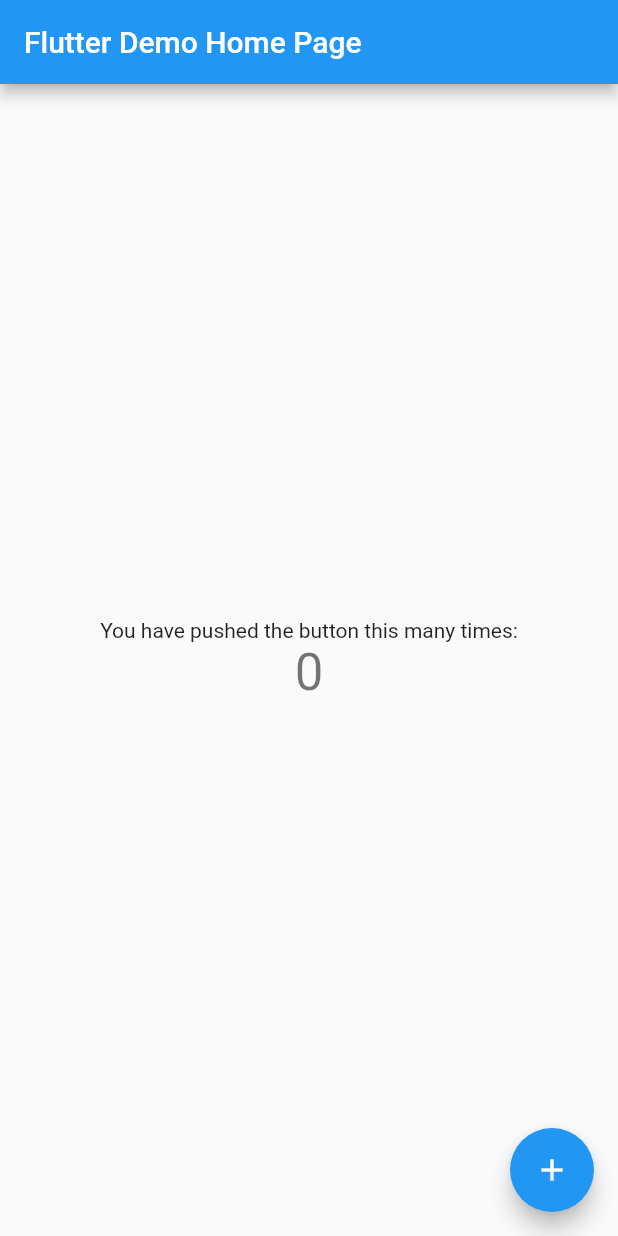
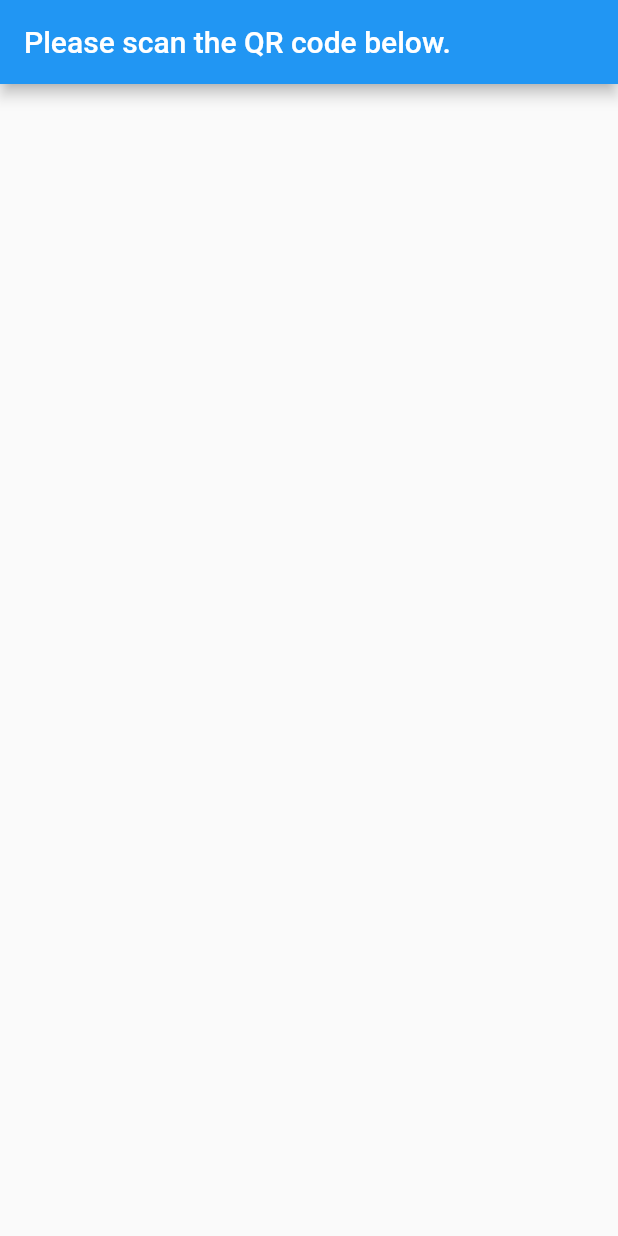
Before and after one commit to SDP-2023-G8/courier-service, a Flutter app: the screen it shows after launch, on a phone screen of 412 x 824 dp. Run offline on Flutter 3.47's test engine with Material 2 defaults, Android fonts, the phone set to English and light mode, and no system bars; our stand-ins replace qr_flutter.

Commit message:
initial setup

```diff
--- a/courier_web_app/lib/main.dart
+++ b/courier_web_app/lib/main.dart
@@ -1,115 +1,50 @@
 import 'package:flutter/material.dart';
+import 'package:qr_flutter/qr_flutter.dart';
 
 void main() {
   runApp(const MyApp());
 }
 
 class MyApp extends StatelessWidget {
-  const MyApp({Key? key}) : super(key: key);
+  const MyApp();
 
   // This widget is the root of your application.
   @override
   Widget build(BuildContext context) {
     return MaterialApp(
-      title: 'Flutter Demo',
+      title: 'InBoX QR Code',
       theme: ThemeData(
-        // This is the theme of your application.
-        //
-        // Try running your application with "flutter run". You'll see the
-        // application has a blue toolbar. Then, without quitting the app, try
-        // changing the primarySwatch below to Colors.green and then invoke
-        // "hot reload" (press "r" in the console where you ran "flutter run",
-        // or simply save your changes to "hot reload" in a Flutter IDE).
-        // Notice that the counter didn't reset back to zero; the application
-        // is not restarted.
         primarySwatch: Colors.blue,
       ),
-      home: const MyHomePage(title: 'Flutter Demo Home Page'),
+      home: const MyHomePage('Please scan the QR code below.'),
     );
   }
 }
 
-class MyHomePage extends StatefulWidget {
-  const MyHomePage({Key? key, required this.title}) : super(key: key);
-
-  // This widget is the home page of your application. It is stateful, meaning
-  // that it has a State object (defined below) that contains fields that affect
-  // how it looks.
-
-  // This class is the configuration for the state. It holds the values (in this
-  // case the title) provided by the parent (in this case the App widget) and
-  // used by the build method of the State. Fields in a Widget subclass are
-  // always marked "final".
+class MyHomePage extends StatelessWidget {
+  const MyHomePage(this.title);
 
   final String title;
 
   @override
-  State<MyHomePage> createState() => _MyHomePageState();
-}
-
-class _MyHomePageState extends State<MyHomePage> {
-  int _counter = 0;
-
-  void _incrementCounter() {
-    setState(() {
-      // This call to setState tells the Flutter framework that something has
-      // changed in this State, which causes it to rerun the build method below
-      // so that the display can reflect the updated values. If we changed
-      // _counter without calling setState(), then the build method would not be
-      // called again, and so nothing would appear to happen.
-      _counter++;
-    });
-  }
-
-  @override
   Widget build(BuildContext context) {
-    // This method is rerun every time setState is called, for instance as done
-    // by the _incrementCounter method above.
-    //
-    // The Flutter framework has been optimized to make rerunning build methods
-    // fast, so that you can just rebuild anything that needs updating rather
-    // than having to individually change instances of widgets.
     return Scaffold(
       appBar: AppBar(
-        // Here we take the value from the MyHomePage object that was created by
-        // the App.build method, and use it to set our appbar title.
-        title: Text(widget.title),
+        title: Text(title),
       ),
       body: Center(
-        // Center is a layout widget. It takes a single child and positions it
-        // in the middle of the parent.
         child: Column(
-          // Column is also a layout widget. It takes a list of children and
-          // arranges them vertically. By default, it sizes itself to fit its
-          // children horizontally, and tries to be as tall as its parent.
-          //
-          // Invoke "debug painting" (press "p" in the console, choose the
-          // "Toggle Debug Paint" action from the Flutter Inspector in Android
-          // Studio, or the "Toggle Debug Paint" command in Visual Studio Code)
-          // to see the wireframe for each widget.
-          //
-          // Column has various properties to control how it sizes itself and
-          // how it positions its children. Here we use mainAxisAlignment to
-          // center the children vertically; the main axis here is the vertical
-          // axis because Columns are vertical (the cross axis would be
-          // horizontal).
           mainAxisAlignment: MainAxisAlignment.center,
-          children: <Widget>[
-            const Text(
-              'You have pushed the button this many times:',
+          children: const <Widget>[
+            SizedBox(
+              height: 80,
             ),
-            Text(
-              '$_counter',
-              style: Theme.of(context).textTheme.headline4,
-            ),
+            SizedBox(
+              height: 80,
+            )
           ],
         ),
       ),
-      floatingActionButton: FloatingActionButton(
-        onPressed: _incrementCounter,
-        tooltip: 'Increment',
-        child: const Icon(Icons.add),
-      ), // This trailing comma makes auto-formatting nicer for build methods.
     );
   }
 }
--- a/courier_web_app/pubspec.yaml
+++ b/courier_web_app/pubspec.yaml
@@ -1,5 +1,5 @@
 name: courier_web_app
-description: A new Flutter project.
+description: A Courier Service web application for InBoX project.
 
 # The following line prevents the package from being accidentally published to
 # pub.dev using `flutter pub publish`. This is preferred for private packages.
@@ -29,6 +29,7 @@ environment:
 dependencies:
   flutter:
     sdk: flutter
+  qr_flutter: ^4.0.0
 
 
   # The following adds the Cupertino Icons font to your application.
```
Also changed, not shown: courier_web_app/pubspec.lock, 1 other file.
